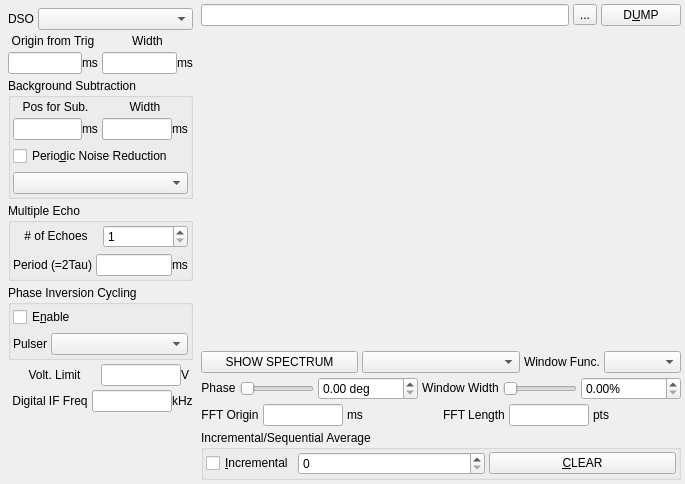
Old version of the form modules/nmr/nmrpulseform.ui in the repository northriv/KAME.
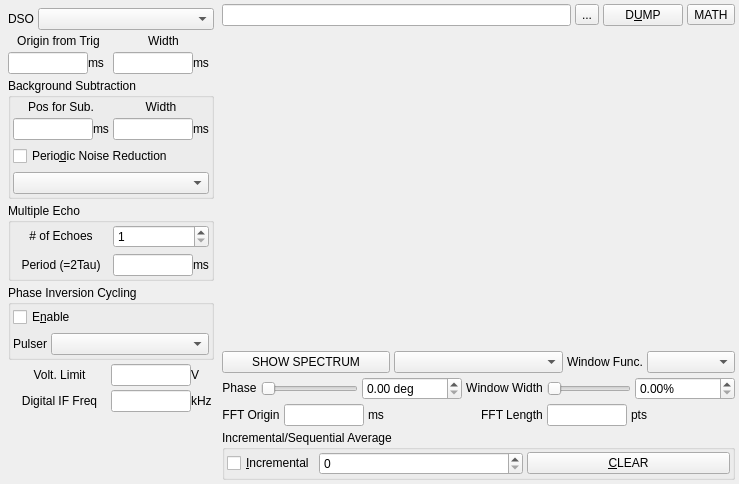
New version of the form. Custom widgets are drawn as their Qt base class.

Patch:
```diff
--- a/modules/nmr/nmrpulseform.ui
+++ b/modules/nmr/nmrpulseform.ui
@@ -6,7 +6,7 @@
    <rect>
     <x>0</x>
     <y>0</y>
-    <width>685</width>
+    <width>739</width>
     <height>484</height>
    </rect>
   </property>
@@ -766,6 +766,13 @@
           </property>
          </widget>
         </item>
+        <item>
+         <widget class="QToolButton" name="m_tlbMath">
+          <property name="text">
+           <string>MATH</string>
+          </property>
+         </widget>
+        </item>
        </layout>
       </item>
       <item>
```
Left out of the diff: 1 changed line with no effect on the pictures.
